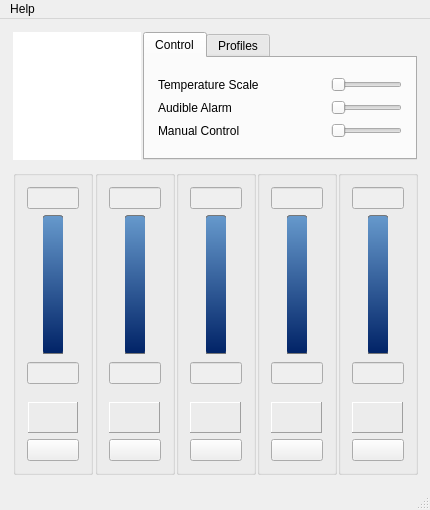
Qt form gui_mainwindow.ui (Shub77/phoebetria-code) before a commit.
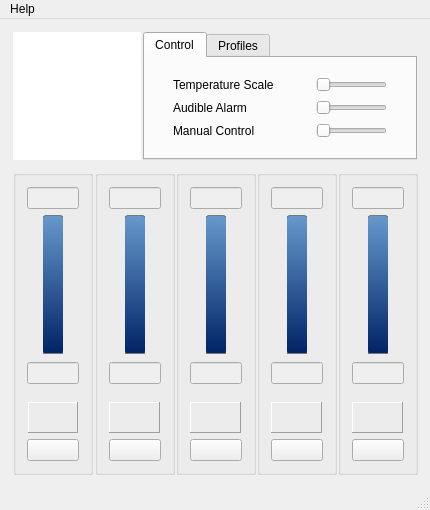
The same form after that commit. The open tabs and pages were chosen to show the change. Icons and pictures are not drawn.

Commit message: moved OS X related files to mac folder and added GUI resize.

What changed in the file:
```diff
--- a/gui_mainwindow.ui
+++ b/gui_mainwindow.ui
@@ -102,6 +102,30 @@
          </attribute>
          <layout class="QVBoxLayout" name="verticalLayout_7">
           <item>
+           <layout class="QHBoxLayout" name="horizontalLayout_36">
+            <property name="spacing">
+             <number>0</number>
+            </property>
+            <property name="leftMargin">
+             <number>0</number>
+            </property>
+            <property name="rightMargin">
+             <number>0</number>
+            </property>
+            <item>
+             <spacer name="horizontalSpacer_3">
+              <property name="orientation">
+               <enum>Qt::Horizontal</enum>
+              </property>
+              <property name="sizeHint" stdset="0">
+               <size>
+                <width>20</width>
+                <height>20</height>
+               </size>
+              </property>
+             </spacer>
+            </item>
+            <item>
            <layout class="QVBoxLayout" name="verticalLayout_14">
             <property name="spacing">
              <number>2</number>
@@ -452,6 +476,21 @@
                </widget>
               </item>
              </layout>
+              </item>
+             </layout>
+            </item>
+            <item>
+             <spacer name="horizontalSpacer_4">
+              <property name="orientation">
+               <enum>Qt::Horizontal</enum>
+              </property>
+              <property name="sizeHint" stdset="0">
+               <size>
+                <width>20</width>
+                <height>20</height>
+               </size>
+              </property>
+             </spacer>
             </item>
            </layout>
           </item>
```
Left out of the diff: 2 changed lines with no effect on the pictures. Lines whose indentation alone changed are shown as unchanged. The commit also changes 4 other files.
